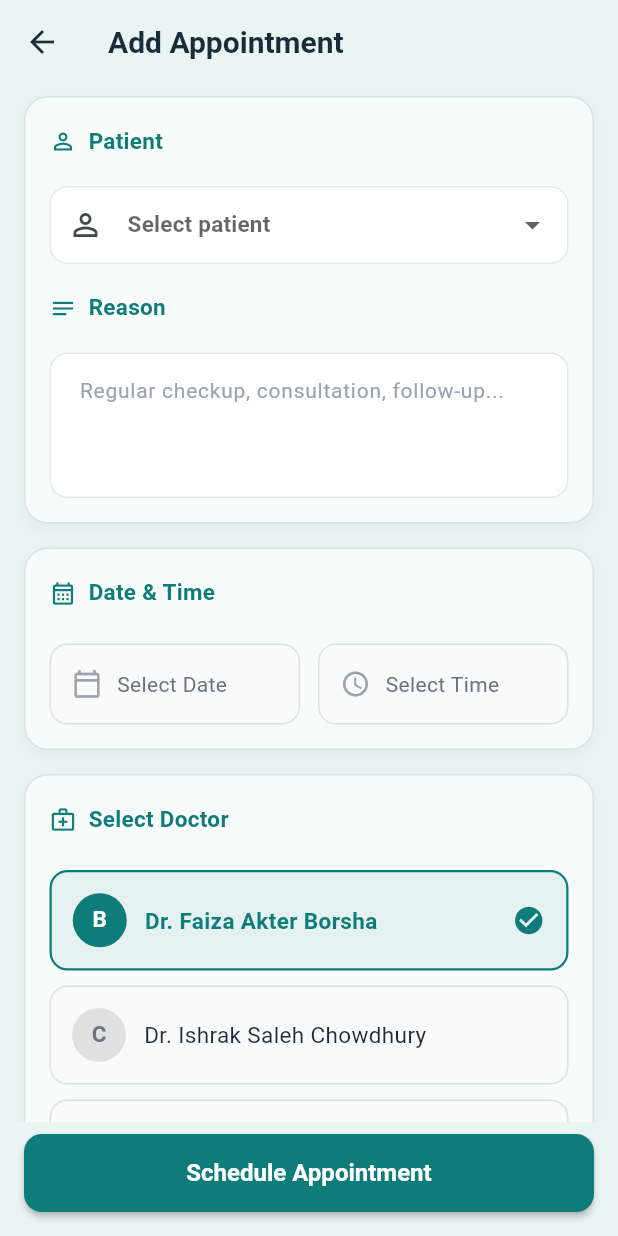
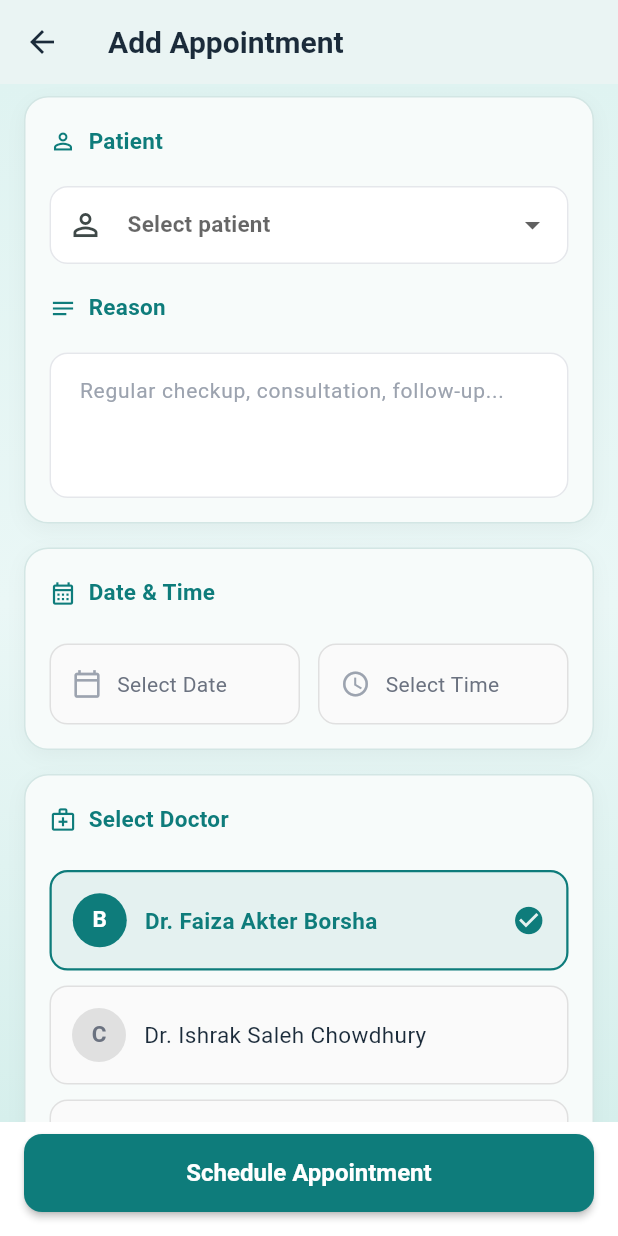
Before and after one commit to ishfak-akbar/clinitrack, a Flutter app: the AddAppointmentScreen screen opened by its route, on a phone screen of 412 x 824 dp. Run offline on Flutter 3.47's test engine with Material 3 defaults, Android fonts, the phone set to English and light mode, and no system bars; our stand-ins replace glassmorphism, shared_preferences; accounts and stored records are empty.

Commit message:
style: introduce AppScaffold with gradient background for main screens

```diff
--- a/lib/screens/add_appointment_screen.dart
+++ b/lib/screens/add_appointment_screen.dart
@@ -1,3 +1,4 @@
+import 'package:clinitrack/widgets/app_scaffold.dart';
 import 'package:flutter/material.dart';
 import 'package:provider/provider.dart';
 import '../utils/app_colors.dart';
@@ -124,7 +125,7 @@ class _AddAppointmentScreenState extends State<AddAppointmentScreen> {
   Widget build(BuildContext context) {
     return GestureDetector(
       onTap: () => FocusScope.of(context).unfocus(),
-      child: Scaffold(
+      child: AppScaffold(
         appBar: AppBar(
           elevation: 0,
           title: const Text('Add Appointment'),
--- a/lib/screens/add_patient_screen.dart
+++ b/lib/screens/add_patient_screen.dart
@@ -1,3 +1,4 @@
+import 'package:clinitrack/widgets/app_scaffold.dart';
 import 'package:flutter/material.dart';
 import 'package:provider/provider.dart';
 import '../utils/app_colors.dart';
@@ -96,7 +97,7 @@ class _AddPatientScreenState extends State<AddPatientScreen> {
   Widget build(BuildContext context) {
     return GestureDetector(
       onTap: () => FocusScope.of(context).unfocus(),
-      child: Scaffold(
+      child: AppScaffold(
         appBar: AppBar(
           elevation: 0,
           title: const Text('Add Patient'),
--- a/lib/screens/add_prescription_screen.dart
+++ b/lib/screens/add_prescription_screen.dart
@@ -1,3 +1,4 @@
+import 'package:clinitrack/widgets/app_scaffold.dart';
 import 'package:flutter/material.dart';
 import '../widgets/section_label.dart';
 import '../widgets/form_section_card.dart';
@@ -100,7 +101,7 @@ class _AddPrescriptionScreenState extends State<AddPrescriptionScreen> {
   Widget build(BuildContext context) {
     return GestureDetector(
       onTap: () => FocusScope.of(context).unfocus(),
-      child: Scaffold(
+      child: AppScaffold(
         appBar: AppBar(
           elevation: 0,
           title: const Text('Add Prescription'),
--- a/lib/screens/appointments_screen.dart
+++ b/lib/screens/appointments_screen.dart
@@ -1,3 +1,4 @@
+import 'package:clinitrack/widgets/app_scaffold.dart';
 import 'package:flutter/material.dart';
 import 'package:provider/provider.dart';
 import '../widgets/app_bottom_nav.dart';
@@ -41,7 +42,7 @@ class _AppointmentsScreenState extends State<AppointmentsScreen> {
     final allAppointments = context.watch<AppointmentProvider>().appointments;
     final filtered = _filteredAppointments(allAppointments);
 
-    return Scaffold(
+    return AppScaffold(
       extendBody: true,
       appBar: AppBar(
         automaticallyImplyLeading: false,
--- a/lib/screens/dashboard_screen.dart
+++ b/lib/screens/dashboard_screen.dart
@@ -6,6 +6,7 @@ import '../widgets/dashboard_stat_card.dart';
 import '../widgets/app_add_fab.dart';
 import '../providers/appointment_provider.dart';
 import '../providers/patient_provider.dart';
+import '../widgets/app_scaffold.dart';
 
 class DashboardScreen extends StatelessWidget {
   const DashboardScreen({super.key});
@@ -15,7 +16,7 @@ class DashboardScreen extends StatelessWidget {
     final appointments = context.watch<AppointmentProvider>().appointments;
     final visibleAppointments = appointments.take(4).toList();
 
-    return Scaffold(
+    return AppScaffold(
       extendBody: true,
       appBar: AppBar(
         automaticallyImplyLeading: false,
--- a/lib/screens/follow_up_screen.dart
+++ b/lib/screens/follow_up_screen.dart
@@ -1,3 +1,4 @@
+import 'package:clinitrack/widgets/app_scaffold.dart';
 import 'package:flutter/material.dart';
 import '../utils/app_colors.dart';
 import '../widgets/section_label.dart';
@@ -87,7 +88,7 @@ class _FollowUpScreenState extends State<FollowUpScreen> {
 
   @override
   Widget build(BuildContext context) {
-    return Scaffold(
+    return AppScaffold(
       extendBody: true,
       appBar: AppBar(title: const Text('Follow-up')),
       body: Form(
--- a/lib/screens/more_screen.dart
+++ b/lib/screens/more_screen.dart
@@ -1,3 +1,4 @@
+import 'package:clinitrack/widgets/app_scaffold.dart';
 import 'package:flutter/material.dart';
 import '../utils/app_colors.dart';
 import '../widgets/app_bottom_nav.dart';
@@ -43,7 +44,7 @@ class MoreScreen extends StatelessWidget {
 
   @override
   Widget build(BuildContext context) {
-    return Scaffold(
+    return AppScaffold(
       extendBody: true,
       appBar: AppBar(
         automaticallyImplyLeading: false,
--- a/lib/screens/patient_details_screen.dart
+++ b/lib/screens/patient_details_screen.dart
@@ -1,3 +1,4 @@
+import 'package:clinitrack/widgets/app_scaffold.dart';
 import 'package:flutter/material.dart';
 import '../utils/app_colors.dart';
 import '../widgets/expandable_record_section.dart';
@@ -46,7 +47,7 @@ class PatientDetailsScreen extends StatelessWidget {
     final patient = ModalRoute.of(context)?.settings.arguments as Patient?;
 
     if (patient == null) {
-      return Scaffold(
+      return AppScaffold(
         appBar: AppBar(title: const Text('Medical Record')),
         body: Center(
           child: Padding(
--- a/lib/screens/patient_list_screen.dart
+++ b/lib/screens/patient_list_screen.dart
@@ -1,3 +1,4 @@
+import 'package:clinitrack/widgets/app_scaffold.dart';
 import 'package:flutter/material.dart';
 import 'package:provider/provider.dart';
 import '../widgets/app_bottom_nav.dart';
@@ -35,7 +36,7 @@ class _PatientListScreenState extends State<PatientListScreen> {
     final allPatients = context.watch<PatientProvider>().patients;
     final filtered = _filteredPatients(allPatients);
 
-    return Scaffold(
+    return AppScaffold(
       extendBody: true,
       appBar: AppBar(
         automaticallyImplyLeading: false,
--- a/lib/screens/profile_screen.dart
+++ b/lib/screens/profile_screen.dart
@@ -1,3 +1,4 @@
+import 'package:clinitrack/widgets/app_scaffold.dart';
 import 'package:flutter/material.dart';
 import '../utils/app_colors.dart';
 
@@ -29,7 +30,7 @@ class ProfileScreen extends StatelessWidget {
 
   @override
   Widget build(BuildContext context) {
-    return Scaffold(
+    return AppScaffold(
       extendBody: true,
       appBar: AppBar(title: const Text('Profile')),
       body: ListView(
--- a/lib/screens/reports_screen.dart
+++ b/lib/screens/reports_screen.dart
@@ -1,3 +1,4 @@
+import 'package:clinitrack/widgets/app_scaffold.dart';
 import 'package:flutter/material.dart';
 import '../utils/app_colors.dart';
 import '../widgets/dashboard_stat_card.dart';
@@ -7,7 +8,7 @@ class ReportsScreen extends StatelessWidget {
 
   @override
   Widget build(BuildContext context) {
-    return Scaffold(
+    return AppScaffold(
       extendBody: true,
       appBar: AppBar(title: const Text('Reports')),
       body: ListView(
--- a/lib/screens/settings_screen.dart
+++ b/lib/screens/settings_screen.dart
@@ -1,3 +1,4 @@
+import 'package:clinitrack/widgets/app_scaffold.dart';
 import 'package:flutter/material.dart';
 import 'package:provider/provider.dart';
 import '../utils/app_colors.dart';
@@ -21,7 +22,7 @@ class SettingsScreen extends StatelessWidget {
   Widget build(BuildContext context) {
     final settings = context.watch<SettingsProvider>();
 
-    return Scaffold(
+    return AppScaffold(
       extendBody: true,
       appBar: AppBar(title: const Text('Settings')),
       body: ListView(
--- /dev/null
+++ b/lib/widgets/app_scaffold.dart
@@ -0,0 +1,65 @@
+import 'package:flutter/material.dart';
+import '../utils/app_colors.dart';
+
+class AppScaffold extends StatelessWidget {
+  final PreferredSizeWidget? appBar;
+  final Widget body;
+  final Widget? floatingActionButton;
+  final FloatingActionButtonLocation? floatingActionButtonLocation;
+  final Widget? bottomNavigationBar;
+  final bool extendBody;
+  final bool extendBodyBehindAppBar;
+  final Color? backgroundColor;
+
+  const AppScaffold({
+    super.key,
+    this.appBar,
+    required this.body,
+    this.floatingActionButton,
+    this.floatingActionButtonLocation,
+    this.bottomNavigationBar,
+    this.extendBody = false,
+    this.extendBodyBehindAppBar = false,
+    this.backgroundColor,
+  });
+
+  @override
+  Widget build(BuildContext context) {
+    final isDark = Theme.of(context).brightness == Brightness.dark;
+
+    return Scaffold(
+      extendBody: extendBody,
+      extendBodyBehindAppBar: extendBodyBehindAppBar,
+      backgroundColor: Colors.transparent,
+      appBar: appBar,
+      floatingActionButton: floatingActionButton,
+      floatingActionButtonLocation: floatingActionButtonLocation,
+      bottomNavigationBar: bottomNavigationBar,
+      body: Container(
+        width: double.infinity,
+        height: double.infinity,
+        decoration: BoxDecoration(
+          gradient: backgroundColor != null
+              ? null
+              : LinearGradient(
+            begin: Alignment.topCenter,
+            end: Alignment.bottomCenter,
+            colors: isDark
+                ? [
+              const Color(0xFF0F1F1E),
+              const Color(0xFF17302E),
+              const Color(0xFF122A28),
+            ]
+                : [
+              const Color(0xFFDFF3F1),
+              const Color(0xFFEAF7F6),
+              const Color(0xFFD6EFEC),
+            ],
+          ),
+          color: backgroundColor,
+        ),
+        child: body,
+      ),
+    );
+  }
+}
```
